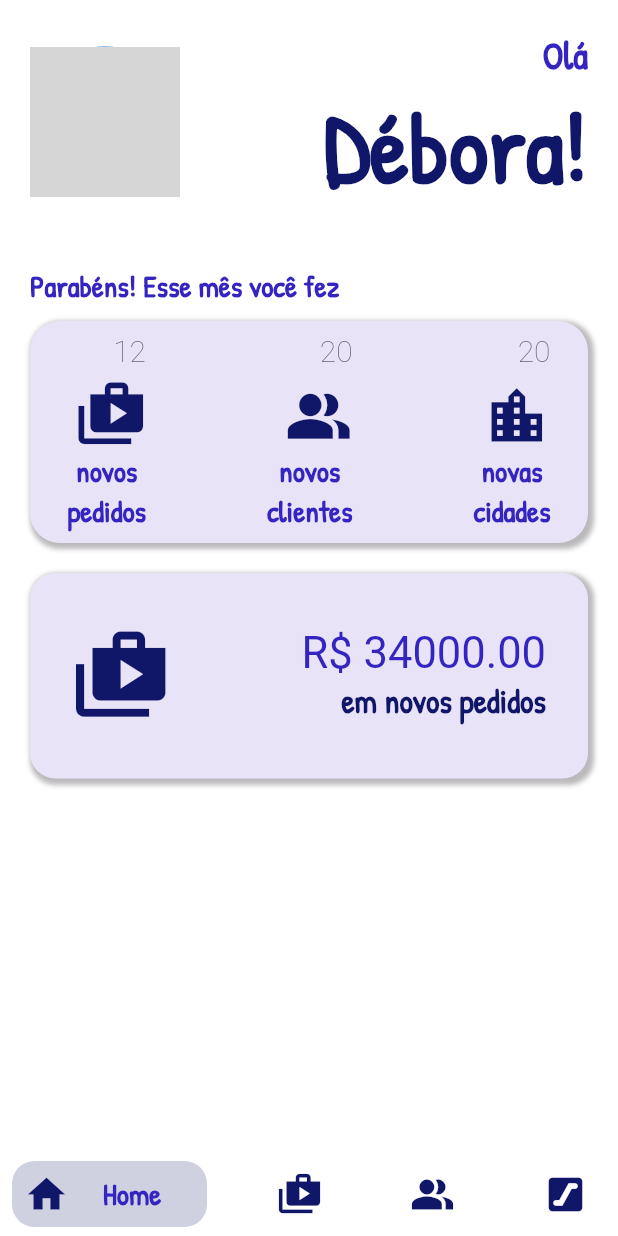
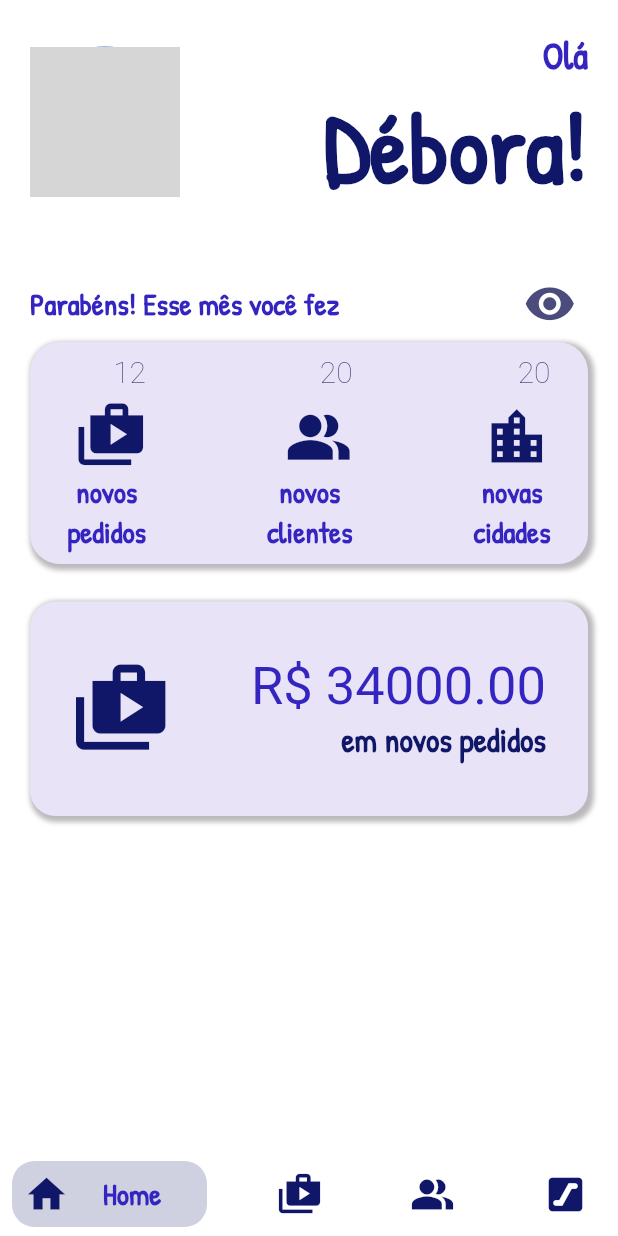
Before and after one commit to DeboraCrist/DesafioLayout, a Flutter app: the screen it shows after launch, on a phone screen of 412 x 824 dp. Run offline on Flutter 3.47's test engine with Material 2 defaults, Android fonts, the light colour scheme and no system bars; drawn by our look-alikes of bottom_navy_bar; our stand-ins replace google_fonts; network calls fail; grey boxes are pictures that could not be loaded.

Commit message:
botão que esconde pronto

```diff
--- a/lib/main.dart
+++ b/lib/main.dart
@@ -19,6 +19,8 @@ class MyApp extends StatefulWidget {
 
 class _MyAppState extends State<MyApp> with SingleTickerProviderStateMixin {
   int _indiceAtual = 0;
+  Icon _olhoEsconde = const Icon(Icons.visibility);
+  bool aoclicar = false;
 
   @override
   Widget build(BuildContext context) {
@@ -65,18 +67,42 @@ class _MyAppState extends State<MyApp> with SingleTickerProviderStateMixin {
                         'Parabéns! Esse mês você fez',
                         style: TextoStyles.textoSimples,
                       ),
+                      IconButton(
+                        icon: _olhoEsconde,
+                        iconSize: 35,
+                        color: Colores.olho,
+                        onPressed: () {
+                          setState(() => {
+                                if (!aoclicar)
+                                  {
+                                    _olhoEsconde =
+                                        const Icon(Icons.visibility_off),
+                                    aoclicar = true
+                                  }
+                                else
+                                  {
+                                    _olhoEsconde = const Icon(Icons.visibility),
+                                    aoclicar = false
+                                  }
+                              });
+                        },
+                      )
                     ],
+                  ),
+                  Carde1(
+                    esconderDados: aoclicar,
+                  ),
+                  const SizedBox(
+                    height: 25,
+                  ),
+                  Carde2(
+                    esconderDados: aoclicar,
+                  ),
+                  const SizedBox(
+                    height: 150,
                   ),
                   const SizedBox(
                     height: 10,
-                  ),
-                  const Carde1(),
-                  const SizedBox(
-                    height: 20,
-                  ),
-                  const Carde2(),
-                  const SizedBox(
-                    height: 20,
                   ),
                 ],
               ),
--- a/lib/ui/elementos/card1.dart
+++ b/lib/ui/elementos/card1.dart
@@ -3,7 +3,9 @@ import 'package:prova_application_1/ui/estilo/cores.dart';
 import 'package:prova_application_1/ui/estilo/estilotexto.dart';
 
 class Carde1 extends StatelessWidget {
-  const Carde1({Key? key}) : super(key: key);
+  final bool esconderDados;
+
+  const Carde1({Key? key, required this.esconderDados}) : super(key: key);
 
   @override
   Widget build(BuildContext context) {
@@ -38,6 +40,12 @@ class Carde1 extends StatelessWidget {
             Column(
               crossAxisAlignment: CrossAxisAlignment.end,
               children: [
+                if (esconderDados)
+                  Text(
+                    "*",
+                    style: TextoStyles.numeroMenor,
+                  )
+                else
                   Text(
                     "$_pedidos",
                     style: TextoStyles.numeroMenor,
@@ -61,6 +69,12 @@ class Carde1 extends StatelessWidget {
               crossAxisAlignment: CrossAxisAlignment.end,
               mainAxisAlignment: MainAxisAlignment.center,
               children: [
+                if (esconderDados)
+                  Text(
+                    "*",
+                    style: TextoStyles.numeroMenor,
+                  )
+                else
                   Text(
                     "$_clientes",
                     style: TextoStyles.numeroMenor,
@@ -86,6 +100,12 @@ class Carde1 extends StatelessWidget {
               crossAxisAlignment: CrossAxisAlignment.end,
               mainAxisAlignment: MainAxisAlignment.center,
               children: [
+                if (esconderDados)
+                  Text(
+                    "*",
+                    style: TextoStyles.numeroMenor,
+                  )
+                else
                   Text(
                     "$_cidades",
                     style: TextoStyles.numeroMenor,
--- a/lib/ui/elementos/card2.dart
+++ b/lib/ui/elementos/card2.dart
@@ -3,11 +3,13 @@ import 'package:prova_application_1/ui/estilo/cores.dart';
 import 'package:prova_application_1/ui/estilo/estilotexto.dart';
 
 class Carde2 extends StatelessWidget {
-  const Carde2({Key? key}) : super(key: key);
+  final bool esconderDados;
+
+  const Carde2({Key? key, required this.esconderDados}) : super(key: key);
 
   @override
   Widget build(BuildContext context) {
-    double _quantia = 34000;
+    double _quantia = 34000.00;
 
     return Container(
       decoration: BoxDecoration(
@@ -35,11 +37,16 @@ class Carde2 extends StatelessWidget {
             Column(
               crossAxisAlignment: CrossAxisAlignment.end,
               children: [
-                Text(
-                  "R\$ ${_quantia}0",
-                  style: TextoStyles.dinheiro,
-                ),
-                Text("em novos pedidos", style: TextoStyles.textodinheiro),
+                esconderDados
+                    ? Text(
+                        "R\$ _,__",
+                        style: TextoStyles.dinheiro,
+                      )
+                    : Text(
+                        "R\$ ${_quantia}0",
+                        style: TextoStyles.dinheiro,
+                      ),
+                Text("em novos pedidos", style: TextoStyles.textodinheiro)
               ],
             )
           ],
--- a/lib/ui/estilo/cores.dart
+++ b/lib/ui/estilo/cores.dart
@@ -5,4 +5,5 @@ class Colores {
   static const secondaria = Color.fromARGB(255, 52, 36, 192);
   static const carde = Color.fromARGB(255, 233, 227, 247);
   static const detalhes = Color.fromARGB(255, 52, 42, 143);
+  static const olho = Color.fromARGB(255, 75, 75, 124);
 }
--- a/lib/ui/estilo/estilotexto.dart
+++ b/lib/ui/estilo/estilotexto.dart
@@ -14,7 +14,7 @@ class TextoStyles {
 
   static final numeroMenor = GoogleFonts.concertOne(
     fontSize: 20,
-    color: Color.fromARGB(255, 95, 93, 107),
+    color: Colores.olho,
     fontWeight: FontWeight.w200,
   );
 
@@ -25,5 +25,5 @@ class TextoStyles {
       fontSize: 22, color: Colores.primaria, fontWeight: FontWeight.w700);
 
   static final dinheiro =
-      GoogleFonts.concertOne(fontSize: 29, color: Colores.secondaria);
+      GoogleFonts.concertOne(fontSize: 35, color: Colores.secondaria);
 }
```
Lines whose indentation alone changed are shown as unchanged.
